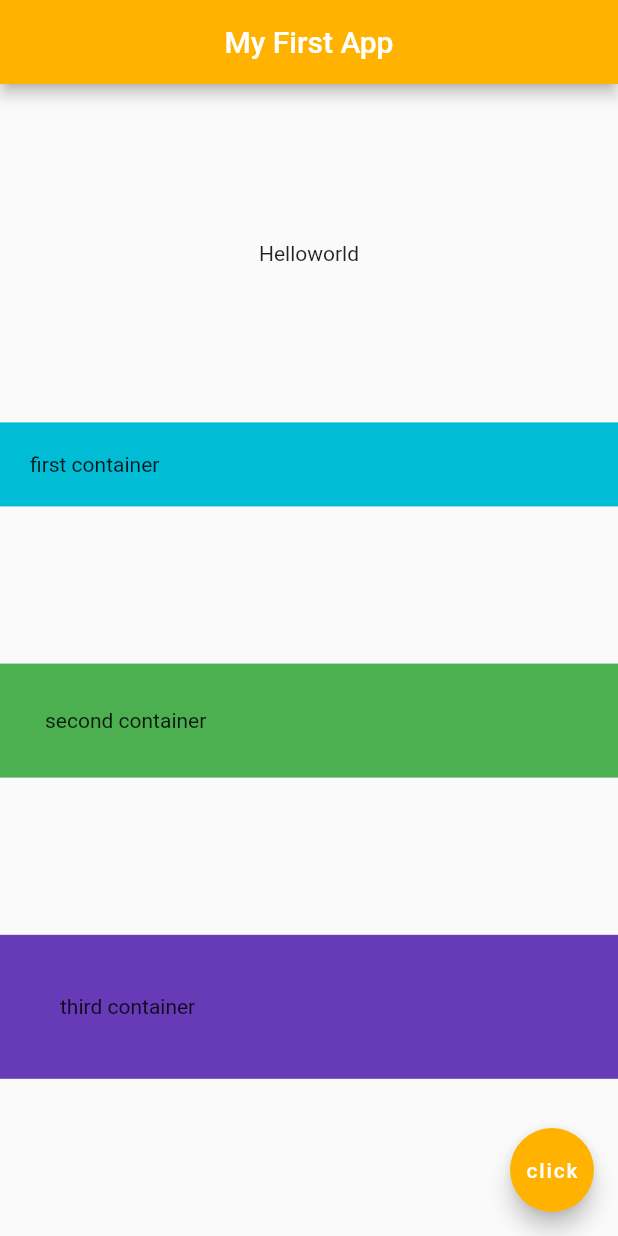
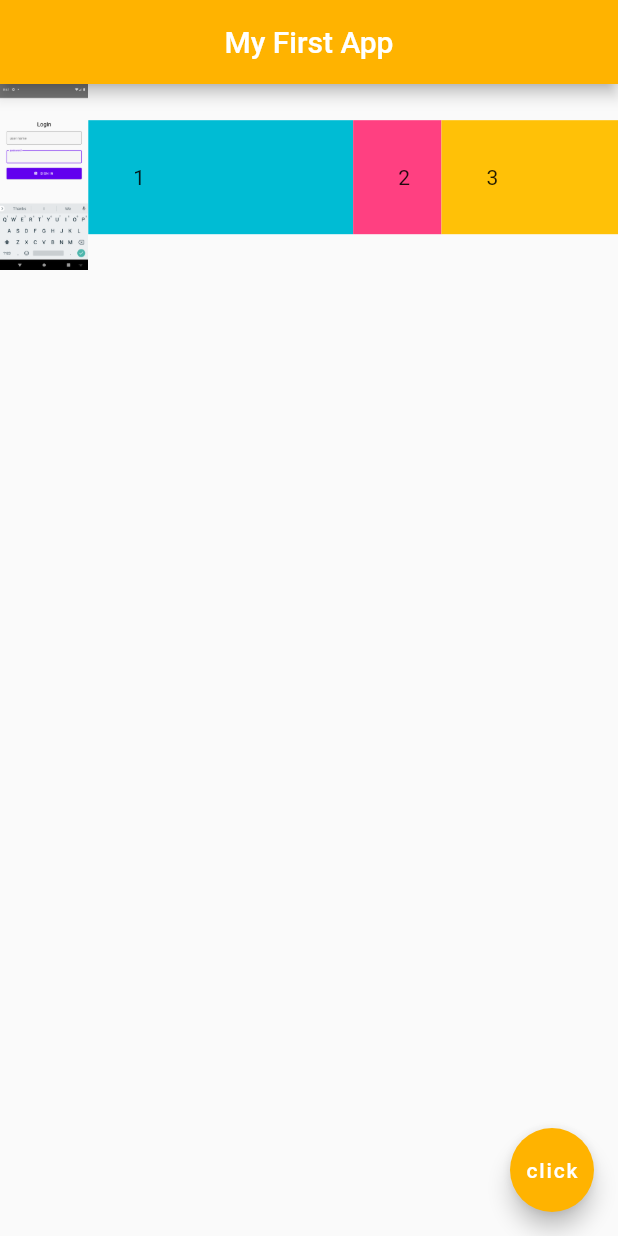
Before and after one commit to pankajatgithub/Flutter_first_project, a Flutter app: the screen it shows after launch, on a phone screen of 412 x 824 dp. Run offline on Flutter 3.47's test engine with Material 2 defaults, Android fonts, the phone set to English and light mode, and no system bars.

Commit message:
Expanded widget in flutter

```diff
--- a/lib/main.dart
+++ b/lib/main.dart
@@ -18,35 +18,40 @@ class Home extends StatelessWidget {
         centerTitle: true,
         backgroundColor:Colors.amber[600],
       ),
-      body:Column(
-        mainAxisAlignment: MainAxisAlignment.spaceEvenly,
-        crossAxisAlignment:CrossAxisAlignment.stretch,
+      body:Row(
         children: [
-          Row(
-            mainAxisAlignment: MainAxisAlignment.center,
 
-            children: [
-              Text("Hello"),
-              Text("world")
-            ],
-
+          Expanded(
+              child: Image.asset("assets/ss1.png")
           ),
 
-          Container(
-            color: Colors.cyan,
-            padding: EdgeInsets.all(20.0),
-            child: Text("first container"),
+          Expanded(
+            flex: 3,
+            child: Container(
+              padding: EdgeInsets.all(30.0),
+              color: Colors.cyan,
+              child: Text("1"),
+            ),
           ),
-          Container(
-            color: Colors.green,
-            padding: EdgeInsets.all(30.0),
-            child: Text("second container"),
+
+          Expanded(
+            flex: 1,
+            child: Container(
+              padding: EdgeInsets.all(30.0),
+              color: Colors.pinkAccent,
+              child: Text("2"),
+            ),
           ),
-          Container(
-            color: Colors.deepPurple,
-            padding: EdgeInsets.all(40.0),
-            child: Text("third container"),
-          ),
+
+          Expanded(
+            flex: 2,
+            child: Container(
+              padding: EdgeInsets.all(30.0),
+              color: Colors.amber,
+              child: Text("3"),
+            ),
+          )
+
         ],
 
       ),
```
